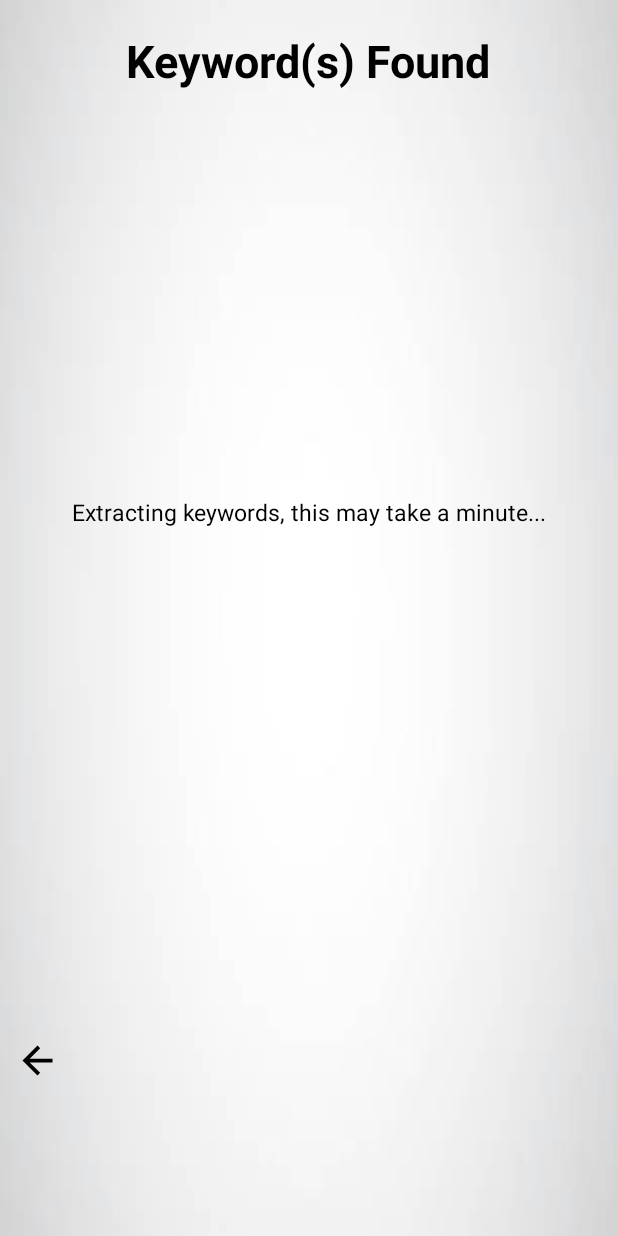
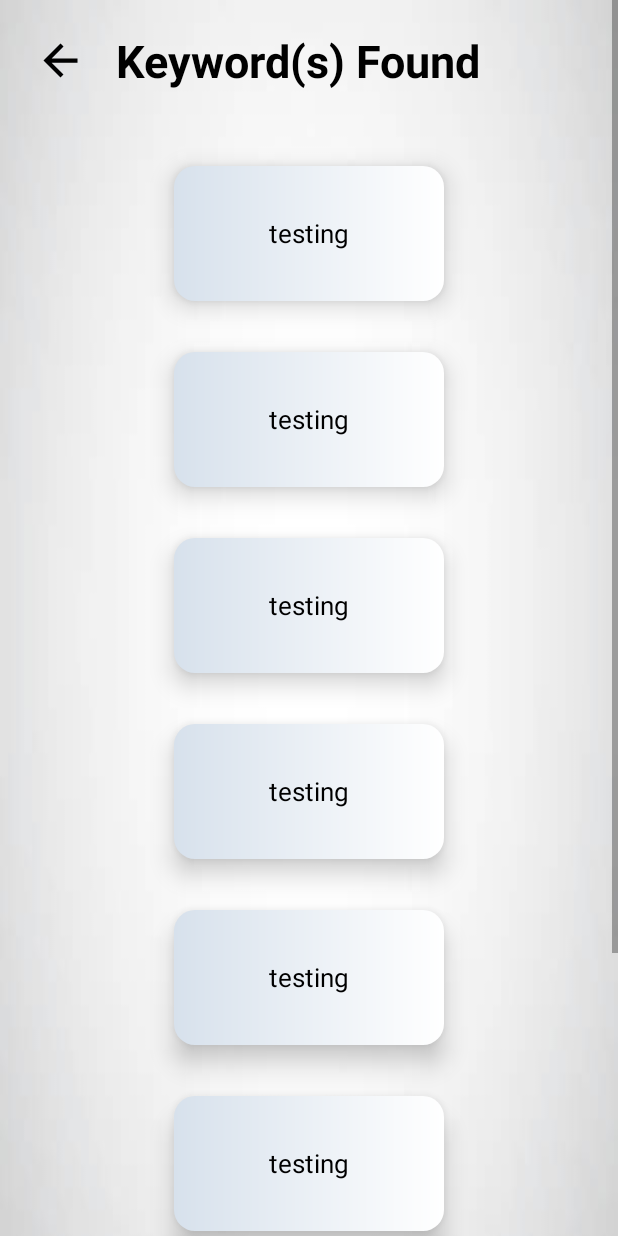
Before and after one commit to N1234P/MedSTTApp, an Android app: the layout activity_keyword_display.xml on its own in the app's theme, with its tools: preview values and no code run, on a phone screen of 412 x 824 dp. Run offline under Robolectric (Android 15) with nearby library versions, the phone set to English and light mode, and no system bars.

```diff
--- /dev/null
+++ b/app/src/main/res/drawable/carddisplay.xml
@@ -0,0 +1,12 @@
+<shape xmlns:android="http://schemas.android.com/apk/res/android"
+    android:shape="rectangle">
+
+    <gradient
+        android:type="linear"
+        android:angle="0"
+        android:startColor="#D7E1EC"
+        android:endColor="#FFFFFF" />
+
+    <corners android:radius="14dp" />
+
+</shape>
--- a/app/src/main/res/layout/activity_keyword_display.xml
+++ b/app/src/main/res/layout/activity_keyword_display.xml
@@ -1,43 +1,170 @@
 <?xml version="1.0" encoding="utf-8"?>
-<LinearLayout xmlns:android="http://schemas.android.com/apk/res/android"
-    xmlns:app="http://schemas.android.com/apk/res-auto"
+<ScrollView xmlns:android="http://schemas.android.com/apk/res/android"
+
     xmlns:tools="http://schemas.android.com/tools"
     android:layout_width="match_parent"
     android:layout_height="match_parent"
     tools:context=".KeywordDisplay"
-    android:orientation="vertical"
     android:background="@drawable/stt_otherbackground">
+    <LinearLayout
+        android:layout_width="match_parent"
+        android:layout_height="match_parent"
+        android:orientation="vertical">
+        <LinearLayout
+            android:layout_width="match_parent"
+            android:layout_height="match_parent"
+            android:orientation="horizontal">
+        <ImageView
+            android:id="@+id/keyBack"
+            android:layout_width="57dp"
+            android:layout_height="57dp"
 
+            android:paddingTop="23.5dp"
+
+            android:src="@drawable/ic_baseline_arrow_back_24"
+            android:layout_gravity="left"
+            android:scaleType="fitEnd"/>
         <TextView
+
             android:id="@+id/keyheader"
             android:layout_width="wrap_content"
             android:layout_height="wrap_content"
             android:text="Keyword(s) Found"
             android:textSize="30dp"
             android:textStyle="bold"
+            android:gravity="center"
             android:layout_gravity="center"
             android:padding="20dp"
             android:textColor="@color/black"
             android:fontFamily="sans-serif"/>
 
+        </LinearLayout>
+        <TextView
+            android:padding="20dp"
+            android:elevation="10dp"
+            android:layout_marginTop="30dp"
+            android:textColor="@color/black"
+            android:textSize="17dp"
+            android:id="@+id/card"
+            android:layout_width="180dp"
+            android:layout_height="90dp"
+            android:layout_gravity="center"
+            android:gravity="center"
+            android:text="testing"
+            android:background="@drawable/carddisplay"/>
+
+        <TextView
+            android:layout_width="4dp"
+            android:layout_height="4dp"/>
+        <TextView
+            android:elevation="10dp"
+            android:layout_marginTop="30dp"
+            android:textColor="@color/black"
+            android:textSize="17dp"
+            android:id="@+id/card2"
+            android:layout_width="180dp"
+            android:layout_height="90dp"
+            android:layout_gravity="center"
+            android:gravity="center"
+            android:text="testing"
+            android:background="@drawable/carddisplay"/>
+        <TextView
+            android:layout_width="4dp"
+            android:layout_height="4dp"/>
+
+        <TextView
+            android:elevation="10dp"
+            android:layout_marginTop="30dp"
+            android:textColor="@color/black"
+            android:textSize="17dp"
+            android:id="@+id/card3"
+            android:layout_width="180dp"
+            android:layout_height="90dp"
+            android:layout_gravity="center"
+            android:gravity="center"
+            android:text="testing"
+            android:background="@drawable/carddisplay"/>
+        <TextView
+            android:layout_width="4dp"
+            android:layout_height="4dp"/>
+        <TextView
+            android:elevation="10dp"
+            android:layout_marginTop="30dp"
+            android:textColor="@color/black"
+            android:textSize="17dp"
+            android:id="@+id/card4"
+            android:layout_width="180dp"
+            android:layout_height="90dp"
+            android:layout_gravity="center"
+            android:gravity="center"
+            android:text="testing"
+            android:background="@drawable/carddisplay"/>
+        <TextView
+            android:layout_width="4dp"
+            android:layout_height="4dp"/>
+        <TextView
+            android:elevation="10dp"
+            android:layout_marginTop="30dp"
+            android:textColor="@color/black"
+            android:textSize="17dp"
+            android:id="@+id/card5"
+            android:layout_width="180dp"
+            android:layout_height="90dp"
+            android:layout_gravity="center"
+            android:gravity="center"
+            android:text="testing"
+            android:background="@drawable/carddisplay"/>
+        <TextView
+            android:layout_width="4dp"
+            android:layout_height="4dp"/>
+        <TextView
+            android:elevation="10dp"
+            android:layout_marginTop="30dp"
+            android:textColor="@color/black"
+            android:textSize="17dp"
+            android:id="@+id/card6"
+            android:layout_width="180dp"
+            android:layout_height="90dp"
+            android:layout_gravity="center"
+            android:gravity="center"
+            android:text="testing"
+            android:background="@drawable/carddisplay"/>
+        <TextView
+            android:layout_width="4dp"
+            android:layout_height="4dp"/>
+        <TextView
+            android:elevation="10dp"
+            android:layout_marginTop="30dp"
+            android:textColor="@color/black"
+            android:textSize="17dp"
+            android:id="@+id/card7"
+            android:layout_width="180dp"
+            android:layout_height="90dp"
+            android:layout_gravity="center"
+            android:gravity="center"
+            android:text="testing"
+            android:background="@drawable/carddisplay"/>
+        <TextView
+            android:layout_width="4dp"
+            android:layout_height="4dp"/>
+        <TextView
+            android:elevation="10dp"
+            android:layout_marginTop="30dp"
+            android:textColor="@color/black"
+            android:textSize="17dp"
+            android:id="@+id/card8"
+            android:layout_width="180dp"
+            android:layout_height="90dp"
+            android:layout_gravity="center"
+            android:gravity="center"
+            android:text="testing"
+            android:background="@drawable/carddisplay"/>
 
 
-    <TextView
-        android:id="@+id/loading"
-        android:layout_width="wrap_content"
-        android:layout_height="wrap_content"
-        android:text="Extracting keywords, this may take a minute..."
-        android:layout_marginTop="250dp"
-        android:textSize="15sp"
-        android:layout_gravity="center"
-        android:fontFamily="sans-serif"
-        android:textColor="@color/black"/>
-    <ImageView
-        android:id="@+id/keyBack"
-        android:layout_width="50dp"
-        android:layout_height="50dp"
-        android:padding="10dp"
-        android:layout_marginTop="330dp"
-        android:src="@drawable/ic_baseline_arrow_back_24"
-        android:layout_gravity="start"/>
+
+
+
+
+
     </LinearLayout>
+</ScrollView>
```
Also changed, not shown: app/src/main/java/com/example/medsttapp/KeyExtraction.java (+79 -13 lines), app/src/main/java/com/example/medsttapp/KeywordDisplay.java (+81 -7 lines), app/src/main/java/com/example/medsttapp/MainActivity.java (+6 -1 lines). Lines whose indentation alone changed are shown as unchanged.
